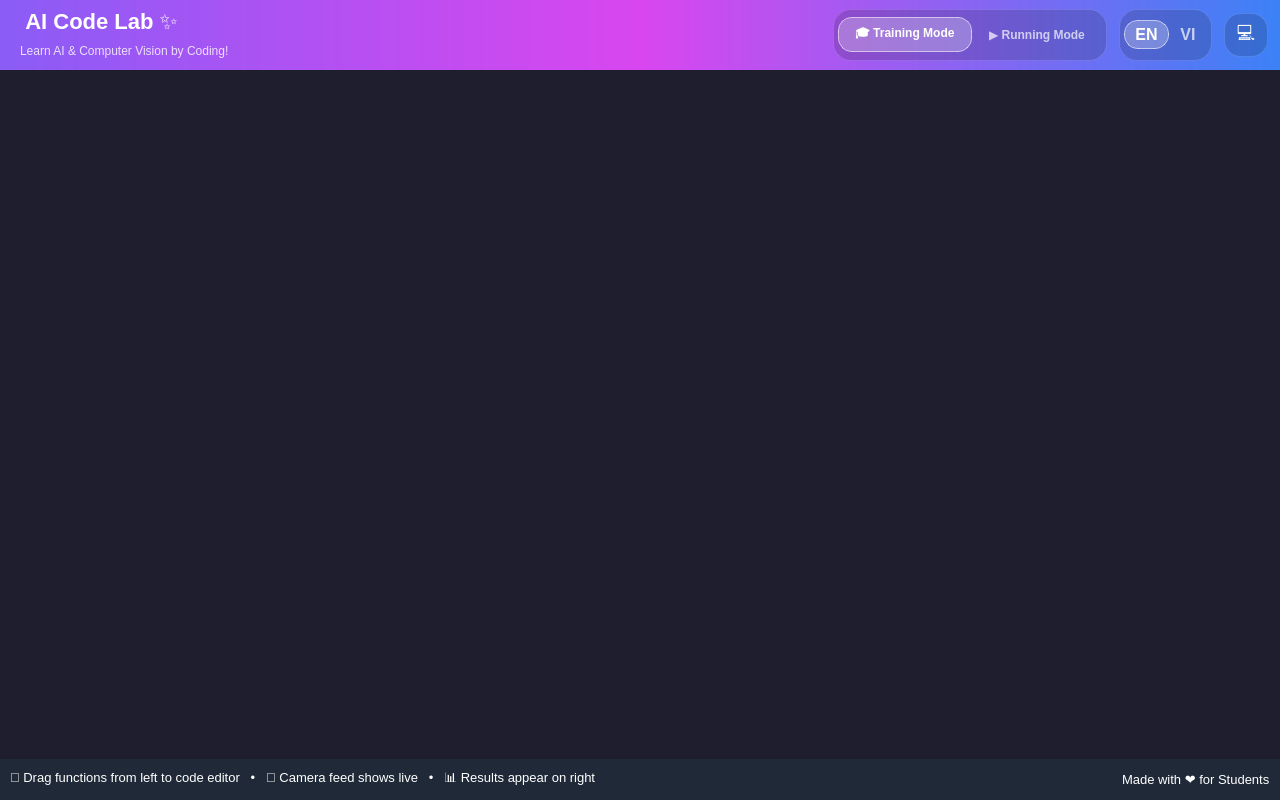
Above: src/ui/main_window.ui from tttruc1411-tech/AI_Education_App before the change. Below: the same form after it.
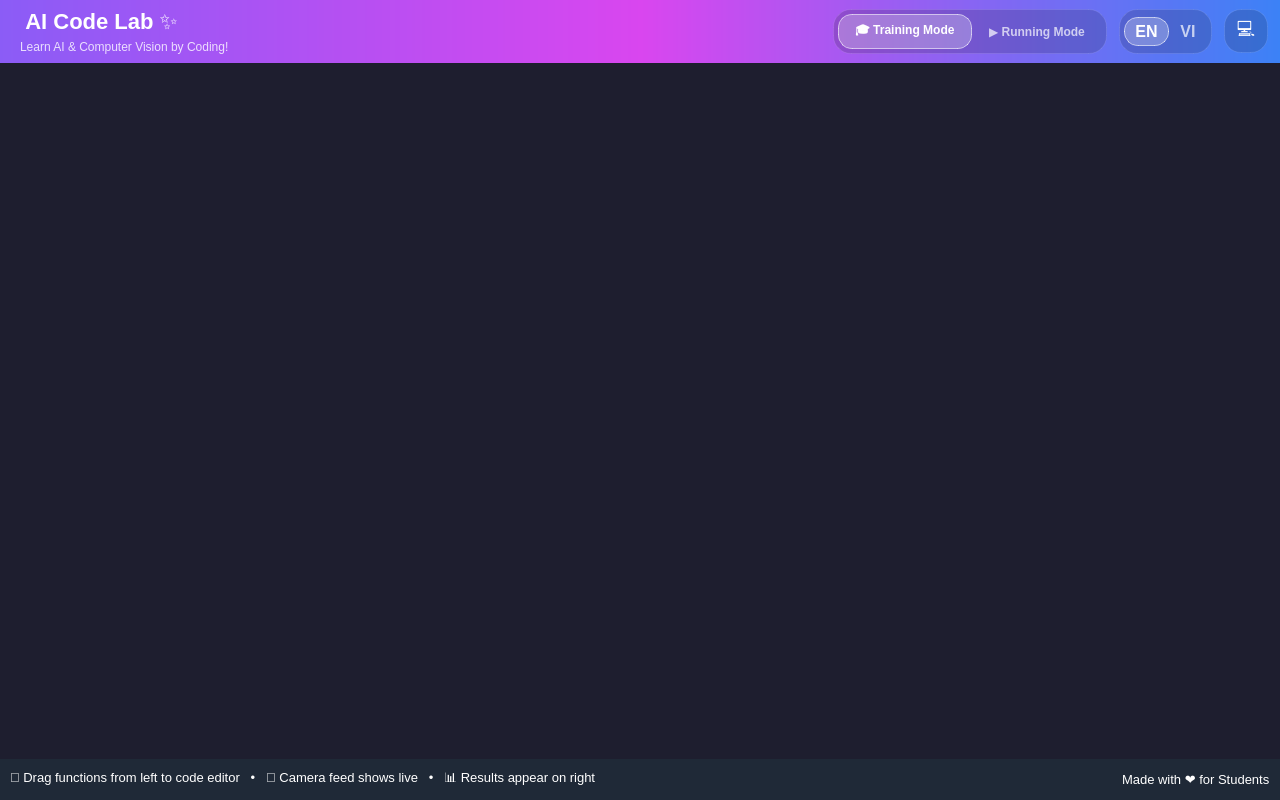
That is the form after the change.

```diff
--- a/src/ui/main_window.ui
+++ b/src/ui/main_window.ui
@@ -122,7 +122,7 @@
     
     <item>
      <widget class="QFrame" name="headerFrame">
-      <property name="minimumSize"><size><width>0</width><height>70</height></size></property>
+      <property name="minimumSize"><size><width>0</width><height>46</height></size></property>
       <layout class="QHBoxLayout">
        <property name="leftMargin"><number>20</number></property>
        <property name="rightMargin"><number>12</number></property>
```
